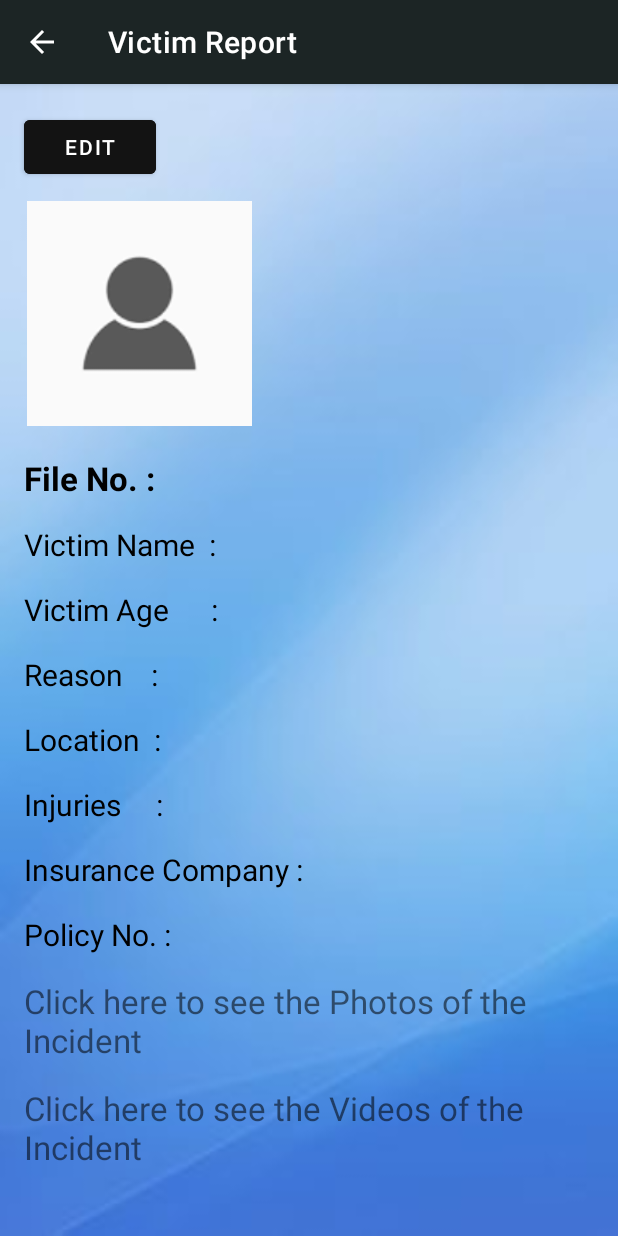
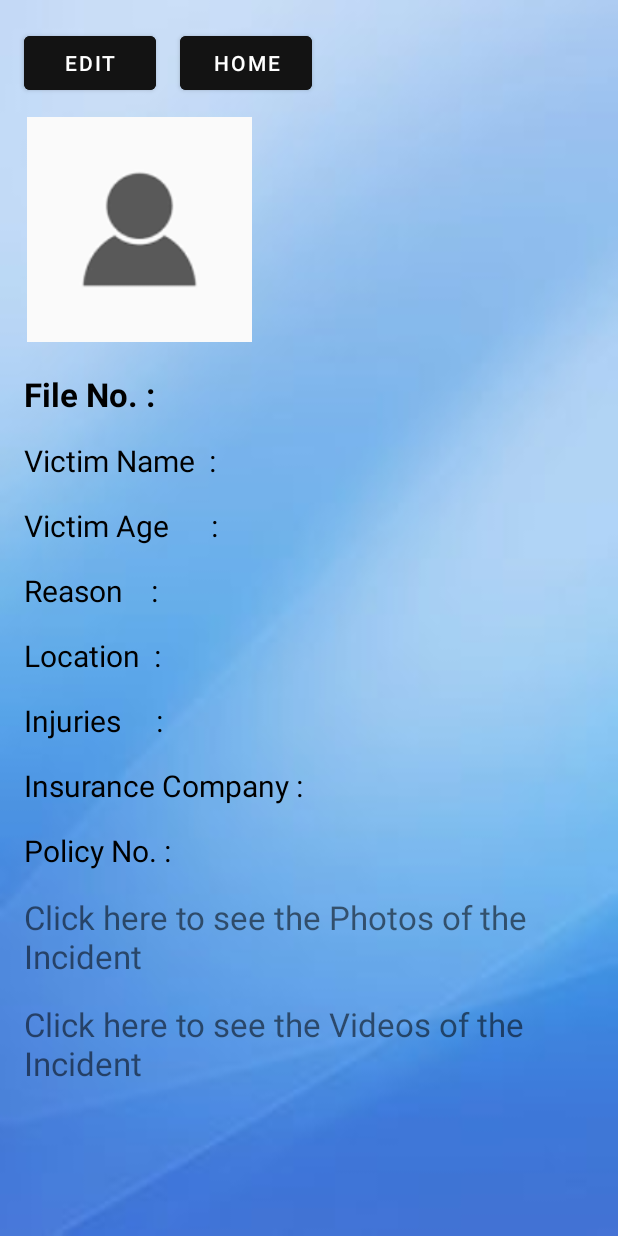
Before and after one commit to AndroidProjectSpring2023/AccidentInfo, an Android app: the InformationActivity screen opened directly, with no data from a screen before it, on a phone screen of 412 x 824 dp. Run offline under Robolectric (Android 15) with nearby library versions, the phone set to English and light mode, and no system bars; our stand-ins replace Firebase (no records; nobody signed in at launch, a user with empty details on screens opened directly); 2 statements that could not run were skipped.

Commit message:
(Murali Krishna ) : Misc : Updated some functionality in victim report.

```diff
--- a/app/src/main/AndroidManifest.xml
+++ b/app/src/main/AndroidManifest.xml
@@ -166,7 +166,7 @@
             android:name=".InformationActivity"
             android:exported="false"
             android:label="Victim Report"
-            android:theme="@style/Theme.AccidentInfo.ActionBar">>
+            android:theme="@style/Theme.AccidentInfo.NoActionBar">
             <meta-data
                 android:name="android.app.lib_name"
                 android:value="" />
--- a/app/src/main/java/com/example/sundari/accidentinfo/InformationActivity.java
+++ b/app/src/main/java/com/example/sundari/accidentinfo/InformationActivity.java
@@ -29,7 +29,7 @@ public class InformationActivity extends AppCompatActivity {
     private DatabaseReference databaseReference;
     private AlertDialog.Builder builder;
     private AlertDialog dialog;
-    private Button editButton, saveOnUpdateButton, cancelButton;
+    private Button editButton, backToHomeButton;
     private Accident_Info info ;
     private Intent i;
     private boolean status;
@@ -52,7 +52,7 @@ public class InformationActivity extends AppCompatActivity {
         tv_imgInfo = findViewById(R.id.tv_ImgInfo);
         tv_videoInfo = findViewById(R.id.tv_VideoInfo);
         editButton = findViewById(R.id.editVictimButton);
-
+        backToHomeButton = findViewById(R.id.backToHomeButton);
 
 
         i = getIntent();
@@ -118,6 +118,14 @@ public class InformationActivity extends AppCompatActivity {
             }
         });
 
+        backToHomeButton.setOnClickListener(new View.OnClickListener() {
+            @Override
+            public void onClick(View view) {
+                Intent intent = new Intent(InformationActivity.this , HomeActivity.class);
+                startActivity(intent);
+            }
+        });
+
         tv_imgInfo.setOnClickListener(new View.OnClickListener() {
             @Override
             public void onClick(View view) {
@@ -138,14 +146,14 @@ public class InformationActivity extends AppCompatActivity {
 
     }
 
-    @Override
-    public boolean onOptionsItemSelected(MenuItem item) {
-
-        switch (item.getItemId()){
-            case android.R.id.home :
-                onBackPressed();
-                break;
-        }
-        return super.onOptionsItemSelected(item);
-    }
+//    @Override
+//    public boolean onOptionsItemSelected(MenuItem item) {
+//
+//        switch (item.getItemId()){
+//            case android.R.id.home :
+//                onBackPressed();
+//                break;
+//        }
+//        return super.onOptionsItemSelected(item);
+//    }
 }
--- a/app/src/main/res/layout/activity_information.xml
+++ b/app/src/main/res/layout/activity_information.xml
@@ -7,9 +7,6 @@
     android:layout_height="match_parent"
     android:background="@drawable/plain_blue_background_image"
     tools:context=".InformationActivity">
-
-
-
 
     <RelativeLayout
         android:layout_width="match_parent"
@@ -33,6 +30,17 @@
                 android:layout_marginBottom="8dp"
                 android:backgroundTint="#FF131313"
                 android:text="Edit" />
+
+            <Button
+                android:id="@+id/backToHomeButton"
+                android:layout_width="wrap_content"
+                android:layout_height="wrap_content"
+                android:layout_marginStart="8dp"
+                android:layout_marginTop="10dp"
+                android:layout_marginEnd="8dp"
+                android:layout_marginBottom="8dp"
+                android:backgroundTint="#FF131313"
+                android:text=" Home "/>
 
         </LinearLayout>
 
```
Also changed, not shown: app/src/main/java/com/example/sundari/accidentinfo/UpdateVictimReportActivity.java (+36 -6 lines), app/src/main/res/layout/toolbar.xml (added, +32 -0 lines).
